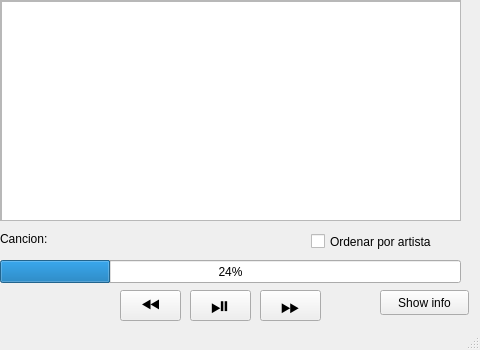
Before: the Qt Designer form mainwindow.ui in Diefudu2/Odissey_radio2.0, drawn with Qt 5; both pictures show x 270 to 750 and y 0 to 350 of the 750 by 350 pixel window.
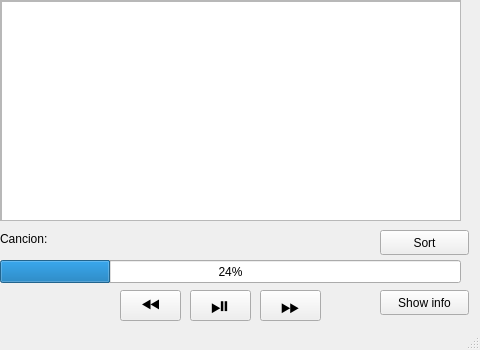
After: the same form once the commit is applied.

Commit message: Mostrar todas las canciones

```diff
--- a/mainwindow.ui
+++ b/mainwindow.ui
@@ -251,17 +251,17 @@
      </rect>
     </property>
    </widget>
-   <widget class="QCheckBox" name="artistCheckBox">
+   <widget class="QPushButton" name="sortButton">
     <property name="geometry">
      <rect>
-      <x>581</x>
+      <x>650</x>
       <y>230</y>
-      <width>151</width>
-      <height>23</height>
+      <width>89</width>
+      <height>25</height>
      </rect>
     </property>
     <property name="text">
-     <string>Ordenar por artista</string>
+     <string>Sort</string>
     </property>
    </widget>
   </widget>
```
Left out of the diff: 2 changed lines with no effect on the pictures. The commit also changes 2 other files.
